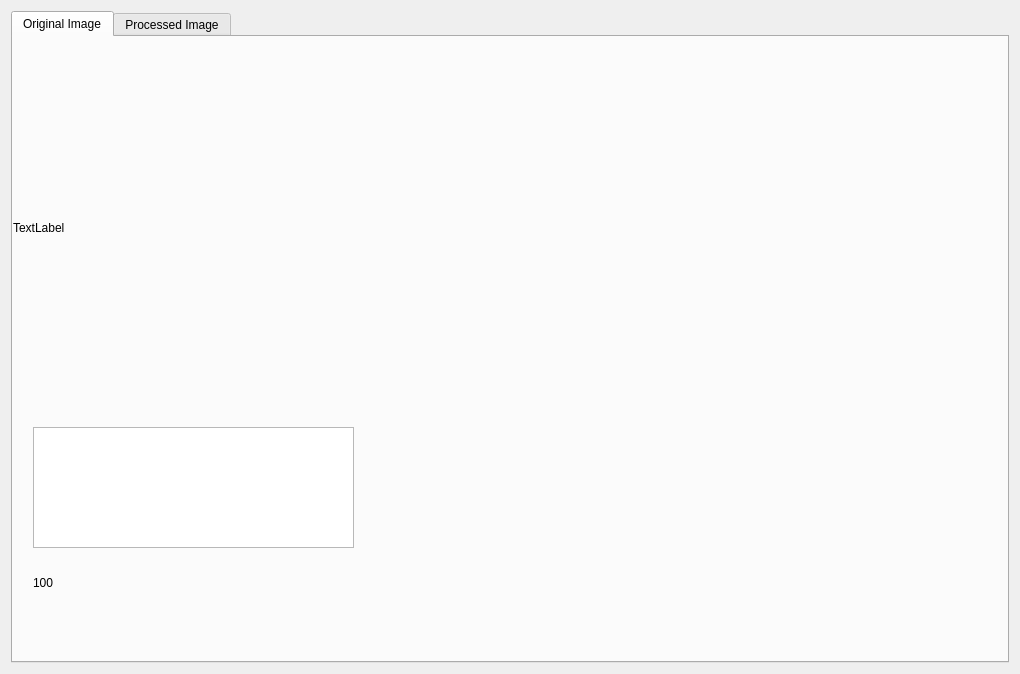
First picture: the form in OpenCVWindow.ui, repository semiartist/SmartTable, before the edit.
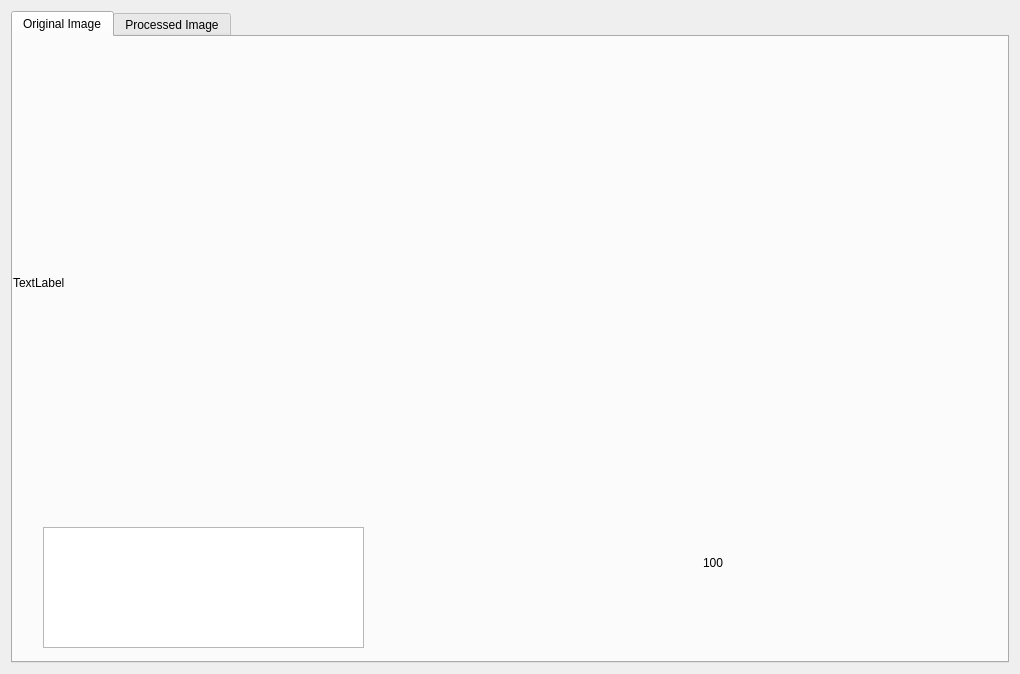
Second picture: the form after the edit.

The edit to the form file:
```diff
--- a/OpenCVWindow.ui
+++ b/OpenCVWindow.ui
@@ -29,7 +29,7 @@
          <x>0</x>
          <y>10</y>
          <width>711</width>
-         <height>361</height>
+         <height>471</height>
         </rect>
        </property>
        <property name="text">
@@ -39,8 +39,8 @@
       <widget class="QTextEdit" name="textEditFlag">
        <property name="geometry">
         <rect>
-         <x>20</x>
-         <y>390</y>
+         <x>30</x>
+         <y>490</y>
          <width>321</width>
          <height>121</height>
         </rect>
@@ -49,8 +49,8 @@
       <widget class="QLabel" name="eularLabel">
        <property name="geometry">
         <rect>
-         <x>20</x>
-         <y>520</y>
+         <x>690</x>
+         <y>500</y>
          <width>321</width>
          <height>51</height>
         </rect>
```
